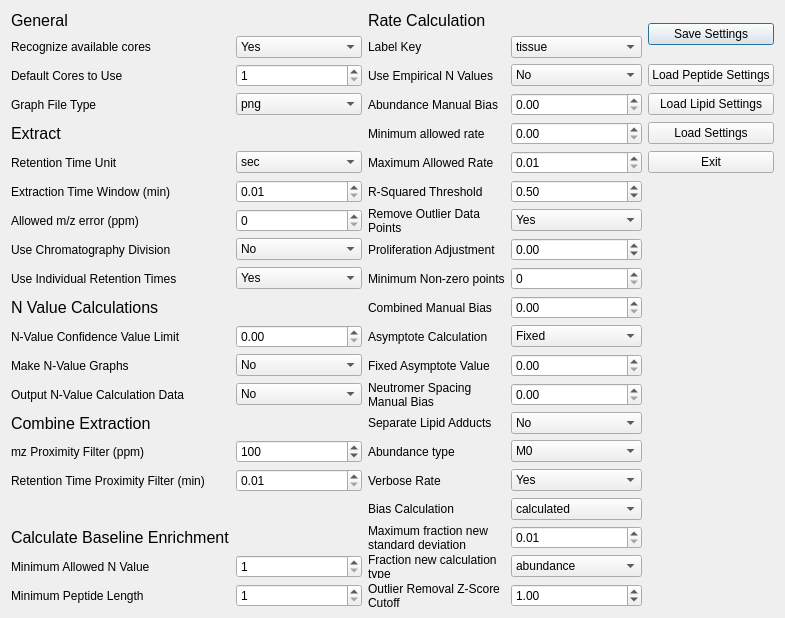
Qt form ui_files/Settings_Menu.ui (JC-Price/DeuteRater) before a commit.
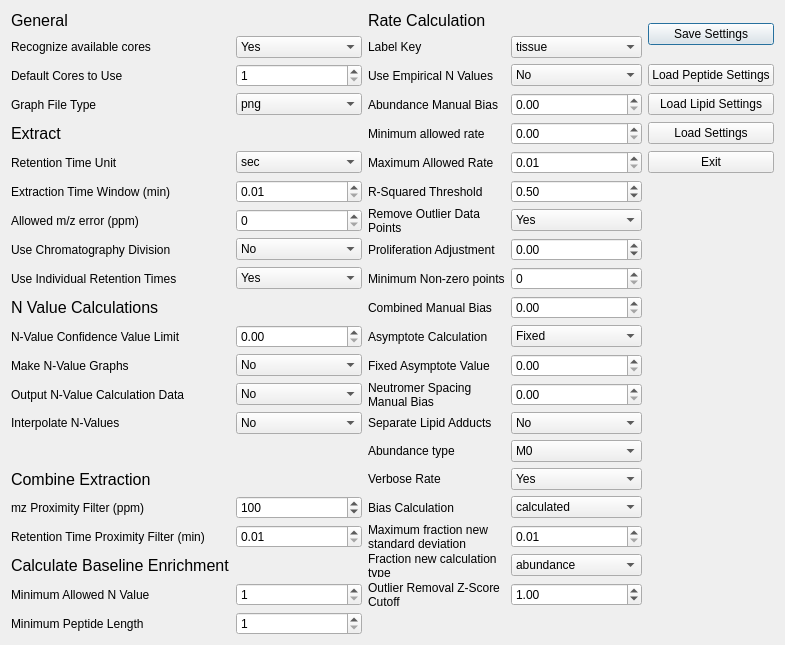
The same form after that commit.

Commit message: Added n-value interpolation setting

What changed in the file:
```diff
--- a/ui_files/Settings_Menu.ui
+++ b/ui_files/Settings_Menu.ui
@@ -14,7 +14,7 @@
    <string>Dialog</string>
   </property>
   <layout class="QGridLayout" name="gridLayout">
-   <item row="19" column="1">
+   <item row="20" column="1">
     <widget class="QSpinBox" name="min_allowed_n_value">
      <property name="minimum">
       <number>1</number>
@@ -24,14 +24,14 @@
      </property>
     </widget>
    </item>
-   <item row="19" column="0">
+   <item row="20" column="0">
     <widget class="QLabel" name="label_25">
      <property name="text">
       <string>Minimum Allowed N Value</string>
      </property>
     </widget>
    </item>
-   <item row="20" column="1">
+   <item row="21" column="1">
     <widget class="QSpinBox" name="min_AA_length">
      <property name="minimum">
       <number>1</number>
@@ -41,7 +41,7 @@
      </property>
     </widget>
    </item>
-   <item row="18" column="0">
+   <item row="19" column="0">
     <widget class="QLabel" name="label_7">
      <property name="font">
       <font>
@@ -53,14 +53,14 @@
      </property>
     </widget>
    </item>
-   <item row="16" column="0">
+   <item row="18" column="0">
     <widget class="QLabel" name="label_31">
      <property name="text">
       <string>Retention Time Proximity Filter (min)</string>
      </property>
     </widget>
    </item>
-   <item row="16" column="1">
+   <item row="18" column="1">
     <widget class="QDoubleSpinBox" name="rt_prox_filter">
      <property name="minimum">
       <double>0.010000000000000</double>
@@ -200,14 +200,14 @@
      </property>
     </widget>
    </item>
-   <item row="20" column="0">
+   <item row="21" column="0">
     <widget class="QLabel" name="label_24">
      <property name="text">
       <string>Minimum Peptide Length</string>
      </property>
     </widget>
    </item>
-   <item row="15" column="1">
+   <item row="17" column="1">
     <widget class="QSpinBox" name="mz_prox_filter">
      <property name="minimum">
       <number>1</number>
@@ -223,7 +223,7 @@
      </property>
     </widget>
    </item>
-   <item row="15" column="0">
+   <item row="17" column="0">
     <widget class="QLabel" name="label_27">
      <property name="text">
       <string>mz Proximity Filter (ppm)</string>
@@ -686,7 +686,7 @@
      </item>
     </widget>
    </item>
-   <item row="14" column="0">
+   <item row="16" column="0">
     <widget class="QLabel" name="label_">
      <property name="sizePolicy">
       <sizepolicy hsizetype="Preferred" vsizetype="Minimum">
@@ -788,6 +788,36 @@
      </property>
     </widget>
    </item>
+   <item row="14" column="0">
+    <widget class="QLabel" name="label_56">
+     <property name="acceptDrops">
+      <bool>false</bool>
+     </property>
+     <property name="text">
+      <string>Interpolate N-Values</string>
+     </property>
+     <property name="scaledContents">
+      <bool>false</bool>
+     </property>
+     <property name="wordWrap">
+      <bool>true</bool>
+     </property>
+    </widget>
+   </item>
+   <item row="14" column="1">
+    <widget class="QComboBox" name="interpolate_n_values">
+     <item>
+      <property name="text">
+       <string>No</string>
+      </property>
+     </item>
+     <item>
+      <property name="text">
+       <string>Yes</string>
+      </property>
+     </item>
+    </widget>
+   </item>
    <item row="13" column="1">
     <widget class="QComboBox" name="save_n_value_data">
      <item>
```
Left out of the diff: 2 changed lines with no effect on the pictures. The commit also changes 6 other files.
